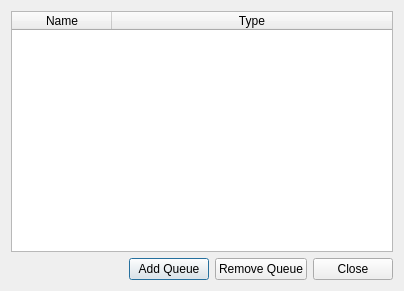
First picture: the form in molequeue/ui/queuemanagerdialog.ui, repository OpenChemistry/molequeue, before the edit.
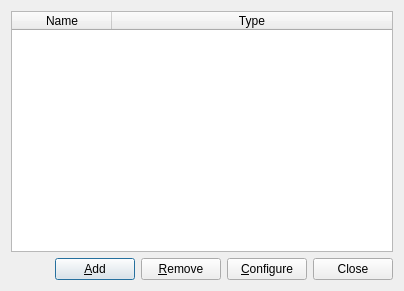
Second picture: the form after the edit.

Commit message:
Trivial changes to user interface.
* Shorten button text in QueueManagerDialog
* Add ToolTips and shortcuts to QueueManagerDialog buttons
* Add Configure button to QueueManagerDialog
* Change number of local cores input from QLineEdit to QSpinBox
* Line length fixes

Patch:
```diff
--- a/molequeue/ui/queuemanagerdialog.ui
+++ b/molequeue/ui/queuemanagerdialog.ui
@@ -64,14 +64,24 @@
      <item>
       <widget class="QPushButton" name="addQueueButton">
        <property name="text">
-        <string>Add Queue</string>
+        <string>&amp;Add</string>
        </property>
       </widget>
      </item>
      <item>
       <widget class="QPushButton" name="removeQueueButton">
        <property name="text">
-        <string>Remove Queue</string>
+        <string>&amp;Remove</string>
+       </property>
+      </widget>
+     </item>
+     <item>
+      <widget class="QPushButton" name="configureQueueButton">
+       <property name="toolTip">
+        <string>Configure and add programs to the selected queue.</string>
+       </property>
+       <property name="text">
+        <string>&amp;Configure</string>
        </property>
       </widget>
      </item>
```
Left out of the diff: 6 changed lines with no effect on the pictures. The commit also changes 3 other files.
